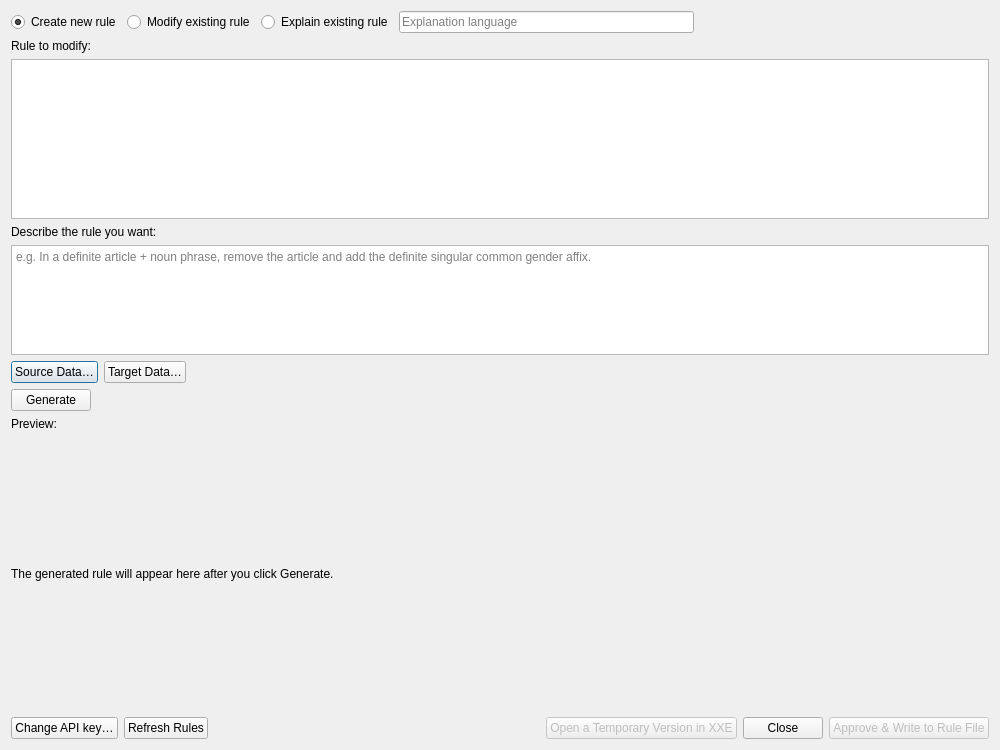
Qt form Dev/Lib/Windows/WorkOnRulesWithAIWindow.ui (rmlockwood/FLExTrans) before a commit.
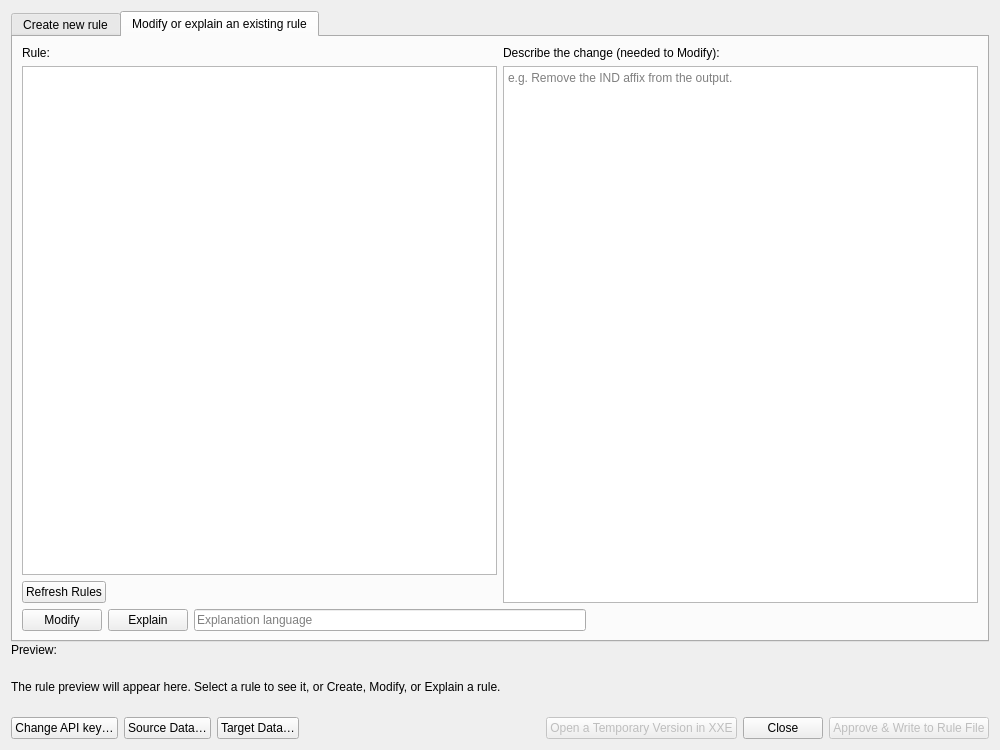
The same form after that commit. The open tabs and pages were chosen to show the change.

What changed in the file:
```diff
--- a/Dev/Lib/Windows/WorkOnRulesWithAIWindow.ui
+++ b/Dev/Lib/Windows/WorkOnRulesWithAIWindow.ui
@@ -13,84 +13,36 @@
   <property name="windowTitle">
    <string>Work on Rules with AI</string>
   </property>
-  <layout class="QVBoxLayout" name="mainLayout" stretch="0,0,0,0,0,0,0,0,1,0">
+  <layout class="QVBoxLayout" name="mainLayout" stretch="1,0">
    <item>
-    <layout class="QHBoxLayout" name="modeRow">
-     <item>
-      <widget class="QRadioButton" name="createRadio">
-       <property name="text">
+    <widget class="QSplitter" name="mainSplitter">
+     <property name="lineWidth">
+      <number>1</number>
+     </property>
+     <property name="midLineWidth">
+      <number>1</number>
+     </property>
+     <property name="orientation">
+      <enum>Qt::Orientation::Vertical</enum>
+     </property>
+     <property name="opaqueResize">
+      <bool>true</bool>
+     </property>
+     <property name="handleWidth">
+      <number>1</number>
+     </property>
+     <property name="childrenCollapsible">
+      <bool>false</bool>
+     </property>
+     <widget class="QTabWidget" name="modeTabs">
+      <property name="currentIndex">
+       <number>0</number>
+      </property>
+      <widget class="QWidget" name="createTab">
+       <attribute name="title">
         <string>Create new rule</string>
-       </property>
-       <property name="checked">
-        <bool>true</bool>
-       </property>
-       <attribute name="buttonGroup">
-        <string notr="true">modeGroup</string>
        </attribute>
-      </widget>
-     </item>
-     <item>
-      <widget class="QRadioButton" name="modifyRadio">
-       <property name="text">
-        <string>Modify existing rule</string>
-       </property>
-       <attribute name="buttonGroup">
-        <string notr="true">modeGroup</string>
-       </attribute>
-      </widget>
-     </item>
-     <item>
-      <widget class="QRadioButton" name="explainRadio">
-       <property name="text">
-        <string>Explain existing rule</string>
-       </property>
-       <attribute name="buttonGroup">
-        <string notr="true">modeGroup</string>
-       </attribute>
-      </widget>
-     </item>
-     <item>
-      <widget class="QLineEdit" name="explainLangEdit">
-       <property name="toolTip">
-        <string>The language to write the explanation in (e.g. Spanish, Swahili). Leave blank to use the FLExTrans interface language.</string>
-       </property>
-       <property name="placeholderText">
-        <string>Explanation language</string>
-       </property>
-      </widget>
-     </item>
-     <item>
-      <spacer name="modeSpacer">
-       <property name="orientation">
-        <enum>Qt::Orientation::Horizontal</enum>
-       </property>
-       <property name="sizeHint" stdset="0">
-        <size>
-         <width>40</width>
-         <height>20</height>
-        </size>
-       </property>
-      </spacer>
-     </item>
-    </layout>
-   </item>
-   <item>
-    <widget class="QLabel" name="pickerLabel">
-     <property name="text">
-      <string>Rule to modify:</string>
-     </property>
-    </widget>
-   </item>
-   <item>
-    <widget class="QListWidget" name="ruleList">
-     <property name="maximumSize">
-      <size>
-       <width>16777215</width>
-       <height>160</height>
-      </size>
-     </property>
-    </widget>
-   </item>
+       <layout class="QVBoxLayout" name="createLayout">
    <item>
     <widget class="QLabel" name="describeLabel">
      <property name="text">
@@ -100,44 +52,70 @@
    </item>
    <item>
     <widget class="QPlainTextEdit" name="descriptionEdit">
-     <property name="maximumSize">
-      <size>
-       <width>16777215</width>
-       <height>110</height>
-      </size>
-     </property>
-     <property name="centerOnScroll">
-      <bool>false</bool>
-     </property>
      <property name="placeholderText">
       <string>e.g. In a definite article + noun phrase, remove the article and add the definite singular common gender affix.</string>
      </property>
     </widget>
    </item>
    <item>
-    <layout class="QHBoxLayout" name="dataRow">
+         <layout class="QHBoxLayout" name="createActionRow">
      <item>
-      <widget class="QPushButton" name="sourceDataButton">
-       <property name="toolTip">
-        <string>Paste interlinearized source-language example data (tab-separated, e.g. copied from FLEx) to send to the AI with your request. A check mark shows when data has been given.</string>
-       </property>
+           <widget class="QPushButton" name="createButton">
+            <property name="text">
+             <string>Create</string>
+            </property>
+           </widget>
+          </item>
+          <item>
+           <spacer name="createActionSpacer">
+            <property name="orientation">
+             <enum>Qt::Orientation::Horizontal</enum>
+            </property>
+            <property name="sizeHint" stdset="0">
+             <size>
+              <width>40</width>
+              <height>20</height>
+             </size>
+            </property>
+           </spacer>
+          </item>
+         </layout>
+        </item>
+       </layout>
+      </widget>
+      <widget class="QWidget" name="modifyTab">
+       <attribute name="title">
+        <string>Modify or explain an existing rule</string>
+       </attribute>
+       <layout class="QVBoxLayout" name="modifyLayout">
+        <item>
+         <layout class="QHBoxLayout" name="modifyTopRow" stretch="1,1">
+          <item>
+           <layout class="QVBoxLayout" name="listCol">
+            <item>
+             <widget class="QLabel" name="pickerLabel">
        <property name="text">
-        <string>Source Data…</string>
+               <string>Rule:</string>
        </property>
       </widget>
      </item>
      <item>
-      <widget class="QPushButton" name="targetDataButton">
+             <widget class="QListWidget" name="ruleList"/>
+            </item>
+            <item>
+             <layout class="QHBoxLayout" name="refreshRow">
+              <item>
+               <widget class="QPushButton" name="refreshButton">
        <property name="toolTip">
         <string>Paste interlinearized target-language example data (tab-separated, e.g. copied from FLEx) to send to the AI with your request. A check mark shows when data has been given.</string>
        </property>
        <property name="text">
-        <string>Target Data…</string>
+                 <string>Refresh Rules</string>
        </property>
       </widget>
      </item>
      <item>
-      <spacer name="dataSpacer">
+               <spacer name="refreshSpacer">
        <property name="orientation">
         <enum>Qt::Orientation::Horizontal</enum>
        </property>
@@ -151,12 +129,92 @@
      </item>
     </layout>
    </item>
+           </layout>
+          </item>
    <item>
-    <layout class="QHBoxLayout" name="genRow" stretch="0,1">
+           <layout class="QVBoxLayout" name="descCol">
      <item>
-      <widget class="QPushButton" name="generateButton">
+             <widget class="QLabel" name="modifyDescribeLabel">
        <property name="text">
-        <string>Generate</string>
+               <string>Describe the change (needed to Modify):</string>
+              </property>
+             </widget>
+            </item>
+            <item>
+             <widget class="QPlainTextEdit" name="modifyDescriptionEdit">
+              <property name="placeholderText">
+               <string>e.g. Remove the IND affix from the output.</string>
+              </property>
+             </widget>
+            </item>
+           </layout>
+          </item>
+         </layout>
+        </item>
+        <item>
+         <layout class="QHBoxLayout" name="modifyActionRow">
+          <item>
+           <widget class="QPushButton" name="modifyButton">
+            <property name="text">
+             <string>Modify</string>
+            </property>
+           </widget>
+          </item>
+          <item>
+           <widget class="QPushButton" name="explainButton">
+            <property name="text">
+             <string>Explain</string>
+            </property>
+           </widget>
+          </item>
+          <item>
+           <widget class="QLineEdit" name="explainLangEdit">
+            <property name="toolTip">
+             <string>The language to write the explanation in (e.g. Spanish, Swahili). Leave blank to use the FLExTrans interface language.</string>
+            </property>
+            <property name="placeholderText">
+             <string>Explanation language</string>
+            </property>
+           </widget>
+          </item>
+          <item>
+           <spacer name="modifyActionSpacer">
+            <property name="orientation">
+             <enum>Qt::Orientation::Horizontal</enum>
+            </property>
+            <property name="sizeHint" stdset="0">
+             <size>
+              <width>40</width>
+              <height>20</height>
+             </size>
+            </property>
+           </spacer>
+          </item>
+         </layout>
+        </item>
+       </layout>
+      </widget>
+     </widget>
+     <widget class="QWidget" name="previewPanel" native="true">
+      <layout class="QVBoxLayout" name="previewPanelLayout" stretch="0,1">
+       <property name="leftMargin">
+        <number>0</number>
+       </property>
+       <property name="topMargin">
+        <number>0</number>
+       </property>
+       <property name="rightMargin">
+        <number>0</number>
+       </property>
+       <property name="bottomMargin">
+        <number>0</number>
+       </property>
+       <item>
+        <layout class="QHBoxLayout" name="previewHeaderRow" stretch="0,1">
+         <item>
+          <widget class="QLabel" name="previewLabel">
+           <property name="text">
+            <string>Preview:</string>
        </property>
       </widget>
      </item>
@@ -178,13 +236,6 @@
      </item>
     </layout>
    </item>
-   <item>
-    <widget class="QLabel" name="previewLabel">
-     <property name="text">
-      <string>Preview:</string>
-     </property>
-    </widget>
-   </item>
    <item>
     <widget class="QWidget" name="previewContainer" native="true">
      <layout class="QVBoxLayout" name="previewLayout">
@@ -203,11 +254,15 @@
       <item>
        <widget class="QLabel" name="previewPlaceholder">
         <property name="text">
-         <string>The generated rule will appear here after you click Generate.</string>
+             <string>The rule preview will appear here. Select a rule to see it, or Create, Modify, or Explain a rule.</string>
         </property>
        </widget>
       </item>
      </layout>
+        </widget>
+       </item>
+      </layout>
+     </widget>
     </widget>
    </item>
    <item>
@@ -220,12 +275,22 @@
       </widget>
      </item>
      <item>
-      <widget class="QPushButton" name="refreshButton">
+      <widget class="QPushButton" name="sourceDataButton">
        <property name="toolTip">
         <string>Re-read the transfer rules file to update the list of rules (e.g. after you edit the file in another window).</string>
        </property>
        <property name="text">
-        <string>Refresh Rules</string>
+        <string>Source Data…</string>
+       </property>
+      </widget>
+     </item>
+     <item>
+      <widget class="QPushButton" name="targetDataButton">
+       <property name="toolTip">
+        <string>Paste interlinearized target-language example data (tab-separated, e.g. copied from FLEx) to send to the AI with your request. A check mark shows when data has been given.</string>
+       </property>
+       <property name="text">
+        <string>Target Data…</string>
        </property>
       </widget>
      </item>
```
Left out of the diff: 7 changed lines with no effect on the pictures. Lines whose indentation alone changed are shown as unchanged.
